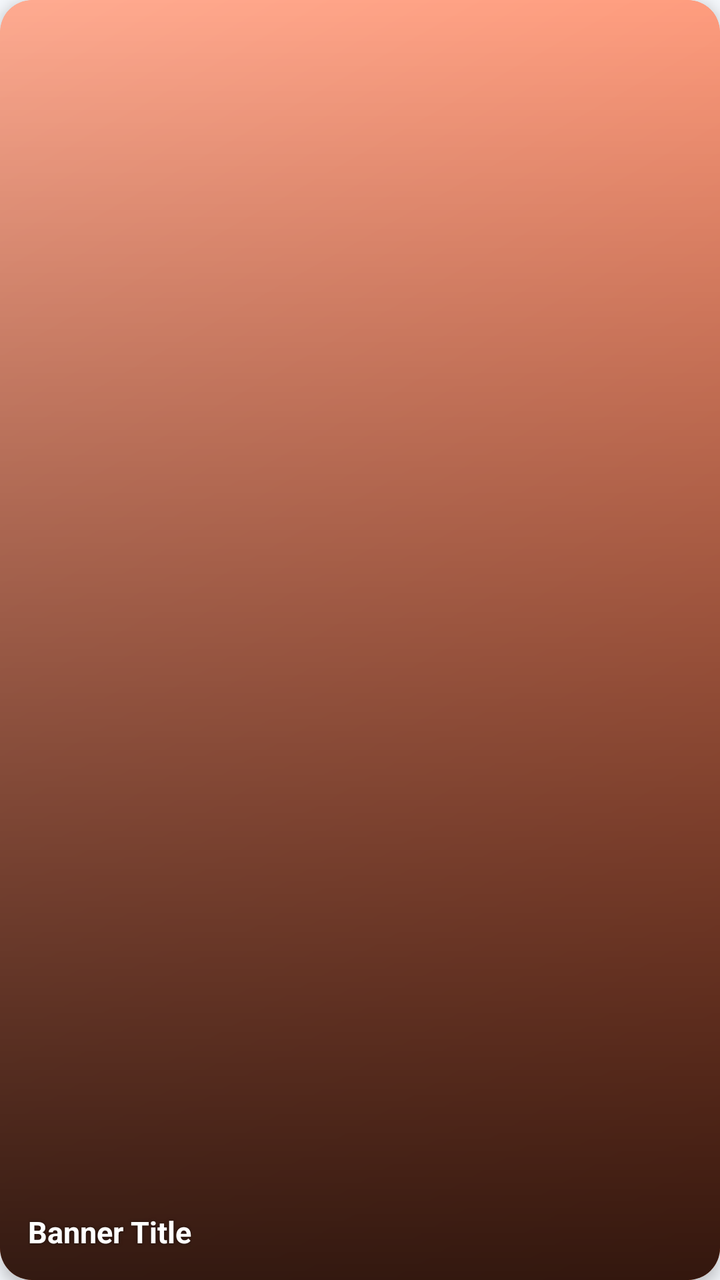
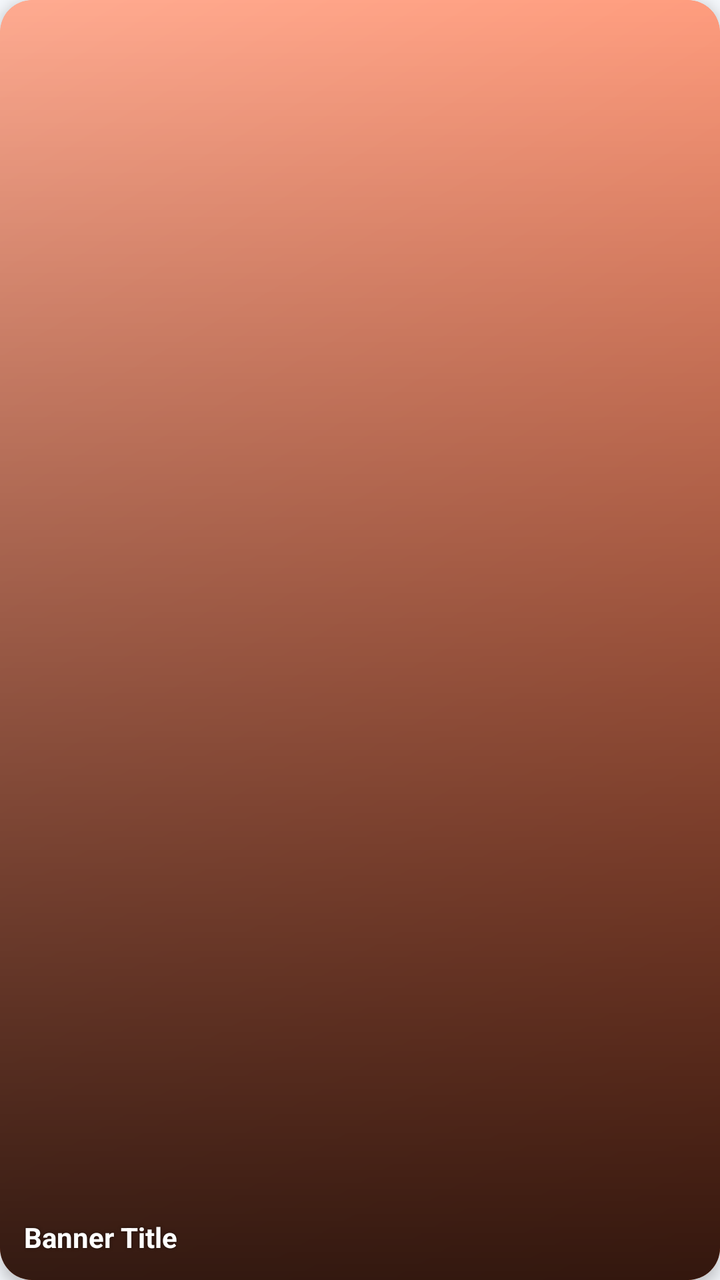

The first picture is an Android layout as it rendered before a commit; the second is the same layout after the commit. The layout source and the unified diff follow.
<!-- AndroidManifest.xml: application theme Theme.QuickFix -->
<!-- res/layout/item_home_banner.xml -->
<?xml version="1.0" encoding="utf-8"?>
<com.google.android.material.card.MaterialCardView
    xmlns:android="http://schemas.android.com/apk/res/android"
    xmlns:app="http://schemas.android.com/apk/res-auto"
    android:layout_width="match_parent"
    android:layout_height="match_parent"
    android:layout_marginEnd="12dp"
    android:clickable="true"
    android:focusable="true"
    app:cardCornerRadius="16dp"
    app:cardElevation="4dp"
    app:strokeWidth="0dp">

    <FrameLayout
        android:layout_width="match_parent"
        android:layout_height="match_parent">

        
        <ImageView
            android:id="@+id/ivBannerImage"
            android:layout_width="match_parent"
            android:layout_height="match_parent"
            android:scaleType="centerCrop"
            android:src="@drawable/bg_promo_card"
            android:contentDescription="Banner" />

        
        <View
            android:id="@+id/bannerGradientBg"
            android:layout_width="match_parent"
            android:layout_height="match_parent"
            android:background="@drawable/bg_promo_card" />

        
        <View
            android:layout_width="match_parent"
            android:layout_height="match_parent"
            android:background="@drawable/bg_image_gradient_overlay" />

        
        <LinearLayout
            android:layout_width="match_parent"
            android:layout_height="wrap_content"
            android:layout_gravity="bottom"
            android:orientation="vertical"
            android:padding="14dp">

            <TextView
                android:id="@+id/tvBannerTitle"
                android:layout_width="wrap_content"
                android:layout_height="wrap_content"
                android:text="Banner Title"
                android:textColor="#FFFFFF"
                android:textSize="15sp"
                android:textStyle="bold"
                android:maxLines="2"
                android:ellipsize="end"
                android:shadowColor="#88000000"
                android:shadowRadius="4" />
        </LinearLayout>

    </FrameLayout>

</com.google.android.material.card.MaterialCardView>
<!-- resources referenced by this layout -->
<resources>
  <!-- drawable bg_image_gradient_overlay (drawable) -->
  <?xml version="1.0" encoding="utf-8"?>
  <shape xmlns:android="http://schemas.android.com/apk/res/android"
      android:shape="rectangle">
      <gradient
          android:startColor="#00000000"
          android:endColor="#CC000000"
          android:angle="270" />
  </shape>
  <!-- drawable bg_promo_card (drawable) -->
  <?xml version="1.0" encoding="utf-8"?>
  <shape xmlns:android="http://schemas.android.com/apk/res/android"
      android:shape="rectangle">
      <corners android:radius="16dp" />
      <gradient
          android:angle="135"
          android:startColor="#FF7043"
          android:endColor="#FFAB91" />
  </shape>
  <style name="Theme.QuickFix" parent="Base.Theme.QuickFix" />
  <color name="primary">#1E88E5</color>
  <color name="primary_dark">#1565C0</color>
  <color name="accent_green">#43A047</color>
  <color name="screen_background">#F4F7FB</color>
  <color name="card_bg">#FFFFFF</color>
  <color name="text_primary">#1A1A2E</color>
  <color name="surface_variant">#F5F7FA</color>
  <color name="divider">#E5E7EB</color>
  <style name="Theme.QuickFix.AdminDialog" parent="ThemeOverlay.Material3.MaterialAlertDialog">
          <item name="colorSurface">@color/card_bg</item>
          <item name="colorOnSurface">@color/text_primary</item>
          <item name="colorOutline">@color/divider</item>
      </style>
  <style name="Theme.QuickFix.BottomSheet" parent="ThemeOverlay.Material3.BottomSheetDialog">
          <item name="colorSurface">@color/card_bg</item>
          <item name="colorOnSurface">@color/text_primary</item>
          <item name="android:colorBackground">@color/card_bg</item>
      </style>
  <style name="Widget.QuickFix.Button" parent="Widget.Material3.Button">
          <item name="backgroundTint">@color/primary</item>
          <item name="android:textColor">@color/white</item>
      </style>
  <style name="Widget.QuickFix.Chip.Filter" parent="Widget.Material3.Chip.Filter">
          <item name="chipBackgroundColor">@color/surface_variant</item>
          <item name="android:textColor">@color/text_primary</item>
          <item name="checkedIconTint">@color/primary</item>
      </style>
  <style name="Widget.QuickFix.TextInputLayout" parent="Widget.Material3.TextInputLayout.OutlinedBox">
          <item name="boxBackgroundColor">@color/input_background</item>
          <item name="boxStrokeColor">@color/input_stroke</item>
          <item name="boxStrokeErrorColor">@color/error_red</item>
          <item name="hintTextColor">@color/input_hint</item>
          <item name="startIconTint">@color/input_icon</item>
          <item name="endIconTint">@color/input_icon</item>
          <item name="boxStrokeWidthFocused">2dp</item>
      </style>
  <color name="white">#FFFFFFFF</color>
  <color name="input_background">#FFFFFF</color>
  <color name="input_stroke">#1E88E5</color>
  <color name="error_red">#D32F2F</color>
  <color name="input_hint">#6B7280</color>
  <color name="input_icon">#455A64</color>
  <!-- unchanged entries left out for length: 1 -->
</resources>

<!-- the commit's change to res/layout/item_home_banner.xml (unified diff, before → after) -->
@@ -4,7 +4,6 @@
     xmlns:app="http://schemas.android.com/apk/res-auto"
     android:layout_width="match_parent"
     android:layout_height="match_parent"
-    android:layout_marginEnd="12dp"
     android:clickable="true"
     android:focusable="true"
     app:cardCornerRadius="16dp"
@@ -20,9 +19,9 @@
             android:id="@+id/ivBannerImage"
             android:layout_width="match_parent"
             android:layout_height="match_parent"
+            android:contentDescription="Banner"
             android:scaleType="centerCrop"
-            android:src="@drawable/bg_promo_card"
-            android:contentDescription="Banner" />
+            android:src="@drawable/bg_promo_card" />
 
         
         <View
@@ -43,20 +42,20 @@
             android:layout_height="wrap_content"
             android:layout_gravity="bottom"
             android:orientation="vertical"
-            android:padding="14dp">
+            android:padding="12dp">
 
             <TextView
                 android:id="@+id/tvBannerTitle"
                 android:layout_width="wrap_content"
                 android:layout_height="wrap_content"
+                android:ellipsize="end"
+                android:maxLines="2"
+                android:shadowColor="#88000000"
+                android:shadowRadius="4"
                 android:text="Banner Title"
                 android:textColor="#FFFFFF"
-                android:textSize="15sp"
-                android:textStyle="bold"
-                android:maxLines="2"
-                android:ellipsize="end"
-                android:shadowColor="#88000000"
-                android:shadowRadius="4" />
+                android:textSize="14sp"
+                android:textStyle="bold" />
         </LinearLayout>
 
     </FrameLayout>
